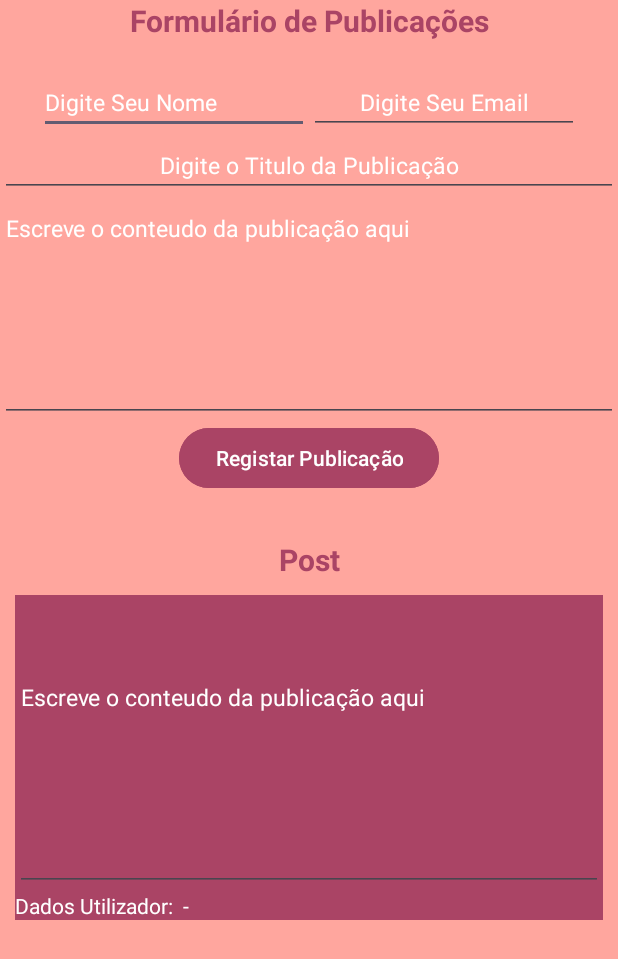
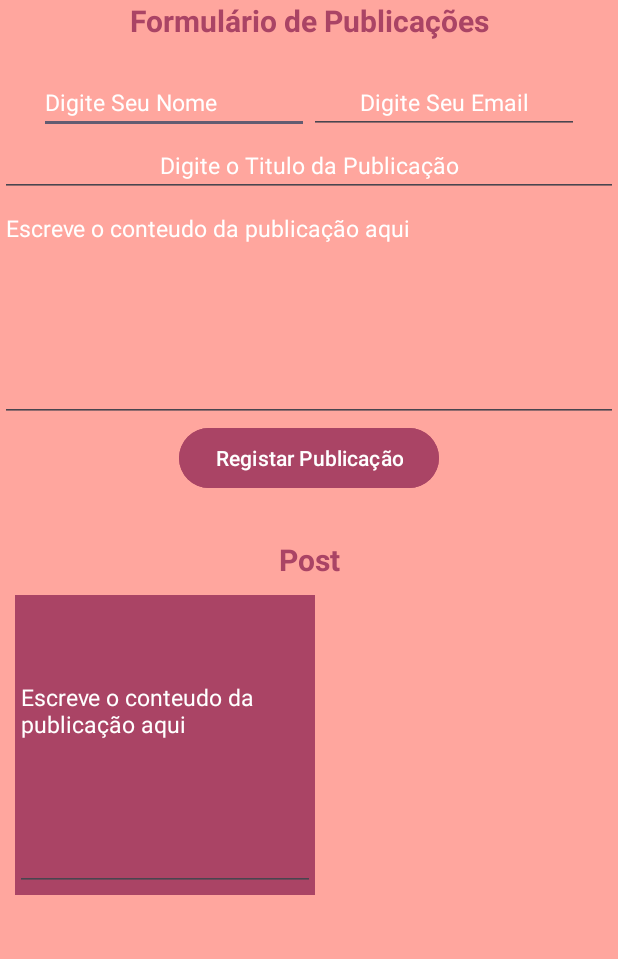
Before and after one commit to JoaoNuno96/ShoppingToDoPost, an Android app: the PostLayoutActivity screen opened directly, with no data from a screen before it, after a tap on "Registar Publicação", on a phone screen of 412 x 824 dp. Shown: the top 959 px of the screen. Run offline under Robolectric (Android 15) with nearby library versions, the light colour scheme and no system bars.

Commit message:
Change Recycle view from Post Activity to horizontal

```diff
--- a/app/src/main/java/com/example/listacompras/views/PostLayoutActivity.kt
+++ b/app/src/main/java/com/example/listacompras/views/PostLayoutActivity.kt
@@ -7,7 +7,9 @@ import com.example.listacompras.adapter.PostListAdatper
 import com.example.listacompras.databinding.ActivityPostLayoutBinding
 import com.example.listacompras.model.Post
 
+
 class PostLayoutActivity : AppCompatActivity() {
+
 
     public var listaPost : ArrayList<Post> = ArrayList<Post>();
 
@@ -30,8 +32,10 @@ class PostLayoutActivity : AppCompatActivity() {
 
             listaPost.add(post);
 
-            binding.postRecycleView.layoutManager = LinearLayoutManager(this);
+            //HORIZONTAL
+            binding.postRecycleView.layoutManager = LinearLayoutManager(this,LinearLayoutManager.HORIZONTAL, false);
             binding.postRecycleView.adapter = PostListAdatper(listaPost);
+
 
             binding.userName.setText("");
             binding.userEmail.setText("");
--- a/app/src/main/res/layout/activity_post_layout.xml
+++ b/app/src/main/res/layout/activity_post_layout.xml
@@ -133,6 +133,8 @@
         <androidx.recyclerview.widget.RecyclerView
             android:id="@+id/postRecycleView"
             android:layout_width="match_parent"
+            android:orientation="vertical"
+            android:scrollbars="horizontal"
             android:layout_height="match_parent" />
 
 
--- a/app/src/main/res/layout/activity_to_do_list.xml
+++ b/app/src/main/res/layout/activity_to_do_list.xml
@@ -245,10 +245,10 @@
     </LinearLayout>
 
     <!--Layout de ediçao -->
-    android:translationY="500dp"
+
     <LinearLayout
         android:id="@+id/linearSubir"
-
+        android:translationY="500dp"
         android:layout_width="match_parent"
         android:layout_height="wrap_content"
         android:orientation="vertical"
--- a/app/src/main/res/layout/row_post_list.xml
+++ b/app/src/main/res/layout/row_post_list.xml
@@ -1,7 +1,7 @@
 <?xml version="1.0" encoding="utf-8"?>
 <LinearLayout xmlns:android="http://schemas.android.com/apk/res/android"
-    android:layout_width="match_parent"
-    android:layout_height="wrap_content"
+    android:layout_width="200dp"
+    android:layout_height="200dp"
     android:orientation="vertical"
     android:background="@color/RaspberryRose"
     android:layout_margin="10dp"
```
